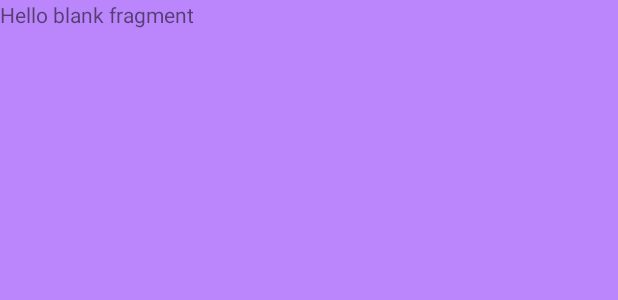
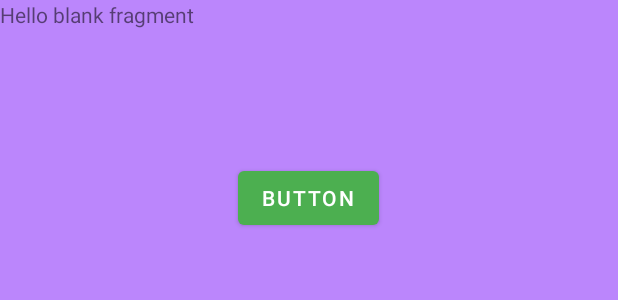
Before and after one commit to Marsiius/MyPet, an Android app: the layout fragment_home.xml on its own in the app's theme, with its tools: preview values and no code run, on a phone screen of 412 x 824 dp. Shown: the top 300 px of the screen. Run offline under Robolectric (Android 15) with nearby library versions, the phone set to English and light mode, and no system bars.

```diff
--- a/app/src/main/java/it/pdm/app/MainActivity.kt
+++ b/app/src/main/java/it/pdm/app/MainActivity.kt
@@ -23,5 +23,4 @@ class MainActivity : AppCompatActivity() {
 
     }
 
-
 }
--- a/app/src/main/res/layout/fragment_home.xml
+++ b/app/src/main/res/layout/fragment_home.xml
@@ -1,5 +1,6 @@
 <?xml version="1.0" encoding="utf-8"?>
-<FrameLayout xmlns:android="http://schemas.android.com/apk/res/android"
+<androidx.constraintlayout.widget.ConstraintLayout xmlns:android="http://schemas.android.com/apk/res/android"
+    xmlns:app="http://schemas.android.com/apk/res-auto"
     xmlns:tools="http://schemas.android.com/tools"
     android:layout_width="match_parent"
     android:layout_height="match_parent"
@@ -7,9 +8,24 @@
     tools:context=".Home">
 
     <!-- TODO: Update blank fragment layout -->
+
     <TextView
+        android:id="@+id/textView"
         android:layout_width="match_parent"
         android:layout_height="match_parent"
-        android:text="@string/hello_blank_fragment" />
+        android:text="@string/hello_blank_fragment"
+        tools:layout_editor_absoluteX="0dp"
+        tools:layout_editor_absoluteY="-34dp" />
 
-</FrameLayout>
+    <Button
+        android:id="@+id/button"
+        android:layout_width="wrap_content"
+        android:layout_height="wrap_content"
+        android:layout_marginTop="108dp"
+        android:text="Button"
+        app:layout_constraintEnd_toEndOf="parent"
+        app:layout_constraintHorizontal_bias="0.498"
+        app:layout_constraintStart_toStartOf="parent"
+        app:layout_constraintTop_toTopOf="@+id/textView" />
+
+</androidx.constraintlayout.widget.ConstraintLayout>
--- a/app/src/main/res/layout/fragment_shop.xml
+++ b/app/src/main/res/layout/fragment_settings.xml
@@ -4,7 +4,7 @@
     android:layout_width="match_parent"
     android:layout_height="match_parent"
     android:background="#ff9900"
-    tools:context=".Shop">
+    tools:context=".Settings">
 
     <!-- TODO: Update blank fragment layout -->
     <TextView
```
Also changed, not shown: app/src/main/java/it/pdm/app/BlankFragment.kt (added, +19 -0 lines), app/src/main/java/it/pdm/app/Home.kt (+13 -38 lines), app/src/main/java/it/pdm/app/Settings.kt (added, +19 -0 lines), app/src/main/java/it/pdm/app/Shop.kt (deleted, +0 -59 lines), app/src/main/res/layout/fragment_blank.xml (added, +14 -0 lines), app/src/main/res/menu/bottom_nav_menu.xml (+7 -7 lines), app/src/main/res/navigation/nav_main.xml (+13 -4 lines), 1 other file.
